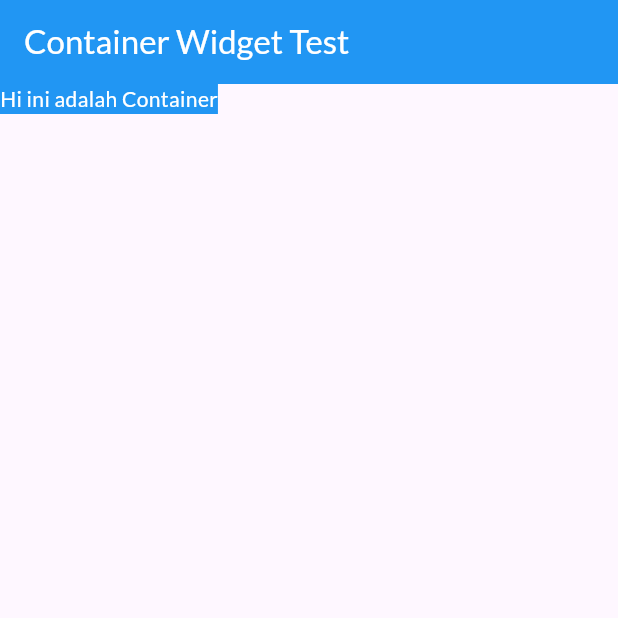
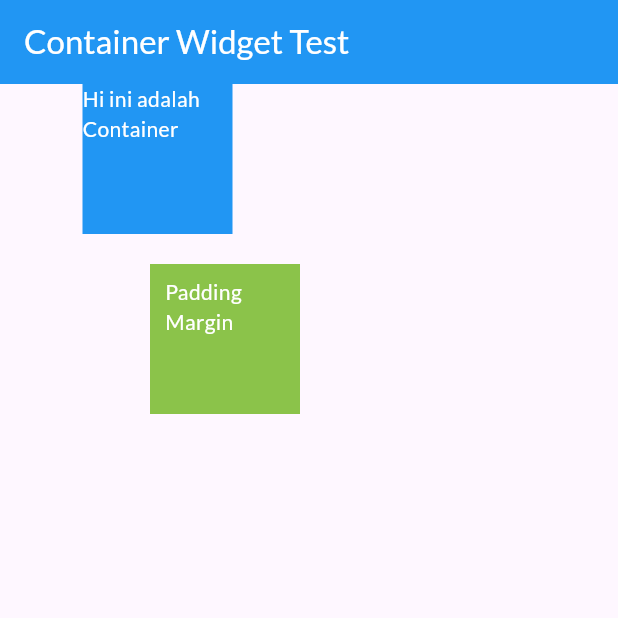
Before and after one commit to dakhmad/learn_widget_flutter, a Flutter app: the screen it shows after launch, on a phone screen of 412 x 824 dp, the top half of it. Run offline on Flutter 3.47's test engine with Material 3 defaults, Android fonts, the light colour scheme and no system bars; our stand-ins replace google_fonts.

Commit message:
Widht, Height, Padding, Margin, dan only Container

```diff
--- a/lib/widgets/container.dart
+++ b/lib/widgets/container.dart
@@ -17,14 +17,37 @@ class WidgetContainer extends StatelessWidget {
         ),
         backgroundColor: Colors.blue,
       ),
-      body: Container(
-        color: Colors.blue,
-        child: Text("Hi ini adalah Container",
-        style: GoogleFonts.lato(
-          color: Colors.white,
-        ),
-        )
-      ),
+      body: Column(
+        children: [
+          Container(
+            color: Colors.blue,
+            width: 100,
+            height: 100,
+            child: Text(
+              "Hi ini adalah Container",
+              style: GoogleFonts.lato(
+              color: Colors.white
+              ),
+            )
+          ),
+          Container(
+            color: Colors.lightGreen,
+            width: 100,
+            height: 100,
+            // padding: const EdgeInsets.all(10), // jarak konten yang ada didalam Container
+            // margin: const EdgeInsets.all(10), // jarak luar Container
+
+            //test padding margin
+            padding: EdgeInsets.only(left: 10, top: 9, right: 4, bottom: 8),
+            margin: EdgeInsets.only(left: 100, top: 20, right: 10, bottom: 6),
+            child: Text(
+              // "Ini adalah Container dengan parameter width, height, padding dan margin",
+              "Padding Margin",
+              style: GoogleFonts.lato(color: Colors.white),
+            ),
+          )
+        ],
+      )
     );
   }
 }
```
